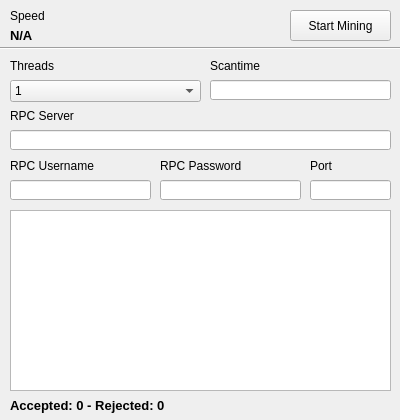
Qt form mainwindow.ui (Matoking/ScryptMiner-GUI) before a commit.
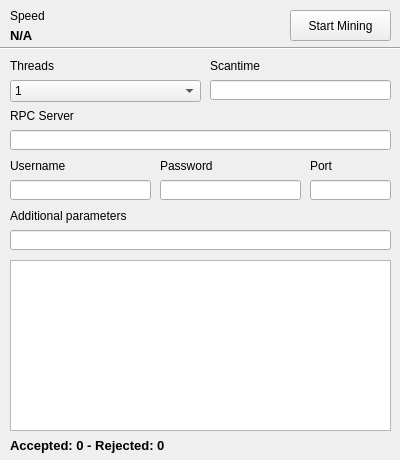
The same form after that commit.

Commit message: +Additional parameters field +UI changes *Works with the new miner

Diff of the .ui file:
```diff
--- a/mainwindow.ui
+++ b/mainwindow.ui
@@ -7,7 +7,7 @@
     <x>0</x>
     <y>0</y>
     <width>400</width>
-    <height>420</height>
+    <height>460</height>
    </rect>
   </property>
   <property name="sizePolicy">
@@ -24,9 +24,9 @@
     <property name="geometry">
      <rect>
       <x>10</x>
-      <y>210</y>
+      <y>260</y>
       <width>381</width>
-      <height>181</height>
+      <height>171</height>
      </rect>
     </property>
     <property name="autoScrollMargin">
@@ -49,7 +49,7 @@
      </rect>
     </property>
     <property name="text">
-     <string>RPC Username</string>
+     <string>Username</string>
     </property>
    </widget>
    <widget class="QLineEdit" name="usernameLine">
@@ -82,7 +82,7 @@
      </rect>
     </property>
     <property name="text">
-     <string>RPC Password</string>
+     <string>Password</string>
     </property>
    </widget>
    <widget class="QLineEdit" name="portLine">
@@ -270,7 +270,7 @@
     <property name="geometry">
      <rect>
       <x>10</x>
-      <y>390</y>
+      <y>430</y>
       <width>381</width>
       <height>31</height>
      </rect>
@@ -299,6 +299,29 @@
      <enum>Qt::Horizontal</enum>
     </property>
    </widget>
+   <widget class="QLabel" name="parametersLabel">
+    <property name="geometry">
+     <rect>
+      <x>10</x>
+      <y>200</y>
+      <width>131</width>
+      <height>31</height>
+     </rect>
+    </property>
+    <property name="text">
+     <string>Additional parameters</string>
+    </property>
+   </widget>
+   <widget class="QLineEdit" name="parametersLine">
+    <property name="geometry">
+     <rect>
+      <x>10</x>
+      <y>230</y>
+      <width>381</width>
+      <height>20</height>
+     </rect>
+    </property>
+   </widget>
   </widget>
  </widget>
  <layoutdefault spacing="6" margin="11"/>
```
The commit also changes 1 other file.
